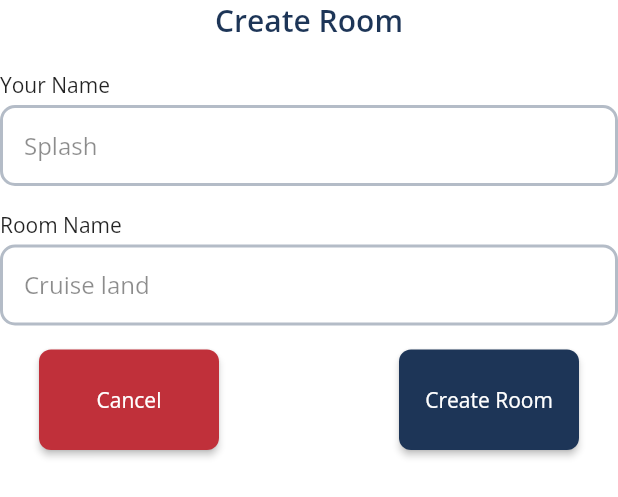
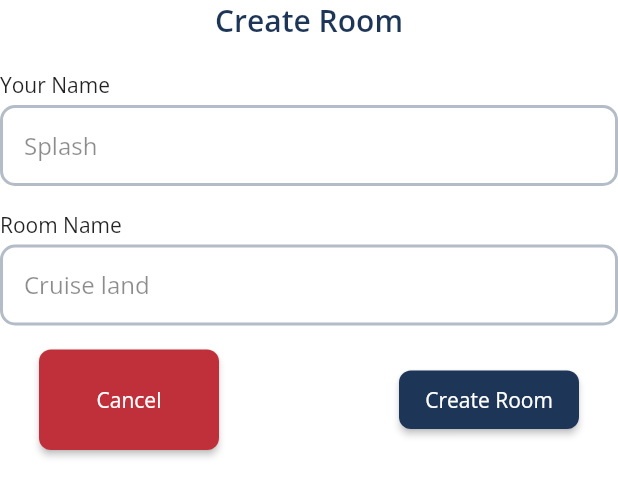
Before and after one commit to israelglory/truth-or-dare, a Flutter app: the CreateRoomDialog widget shown alone on an empty page, opened directly with empty values, on a phone screen of 412 x 824 dp. Shown: the top 497 px of the screen. Run offline on Flutter 3.47's test engine with Material 2 defaults, Android fonts, the phone set to English and light mode, and no system bars; our stand-ins replace cached_network_image, cloud_firestore, device_preview, dio, expandable_text, firebase_auth and 10 more; accounts and stored records are empty.

Commit message:
latest code

```diff
--- a/lib/components/dialogs/create_room_dialog.dart
+++ b/lib/components/dialogs/create_room_dialog.dart
@@ -70,14 +70,17 @@ class CreateRoomDialog extends StatelessWidget {
               AppButton(
                 radius: 8,
                 color: AppColors.primaryColor,
-                padding: const EdgeInsets.only(top: 24.0, bottom: 24.0),
+                //padding: const EdgeInsets.only(top: 24.0, bottom: 24.0),
                 width: 120,
                 onPressed: onPressed,
-                child: const AppText(
-                  'Create Room',
-                  color: Colors.white,
-                  size: 14,
-                  fontWeight: FontWeight.w400,
+                child: const Padding(
+                  padding: EdgeInsets.only(top: 10.0, bottom: 10.0),
+                  child: AppText(
+                    'Create Room',
+                    color: Colors.white,
+                    size: 14,
+                    fontWeight: FontWeight.w400,
+                  ),
                 ),
               )
             ],
--- a/lib/features/play_online/play_online_controller.dart
+++ b/lib/features/play_online/play_online_controller.dart
@@ -48,6 +48,7 @@ class PlayOnlineController extends GetxController {
             try {
               inProgress = true;
               update();
+              Get.back();
               final userCredential =
                   await FirebaseAuth.instance.signInAnonymously();
 
@@ -122,6 +123,7 @@ class PlayOnlineController extends GetxController {
           } else {
             inProgress = true;
             update();
+            Get.back();
             final userCredential =
                 await FirebaseAuth.instance.signInAnonymously();
             log(userCredential.user!.uid);
```
Also changed, not shown: lib/features/play_online/play_online_view.dart (+24 -10 lines), pubspec.lock.
